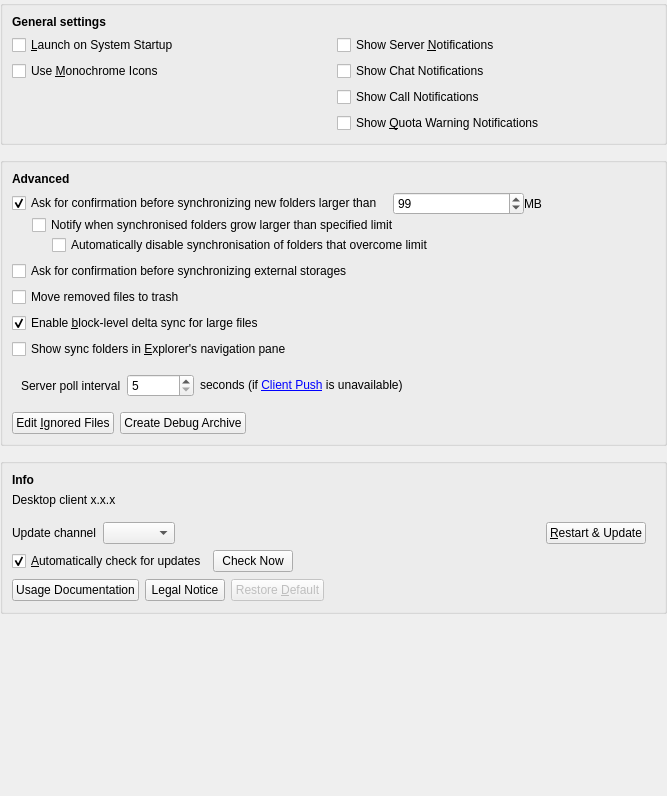
Before: the Qt Designer form src/gui/generalsettings.ui in milkyfox/nextcloud-desktop, drawn with Qt 5.
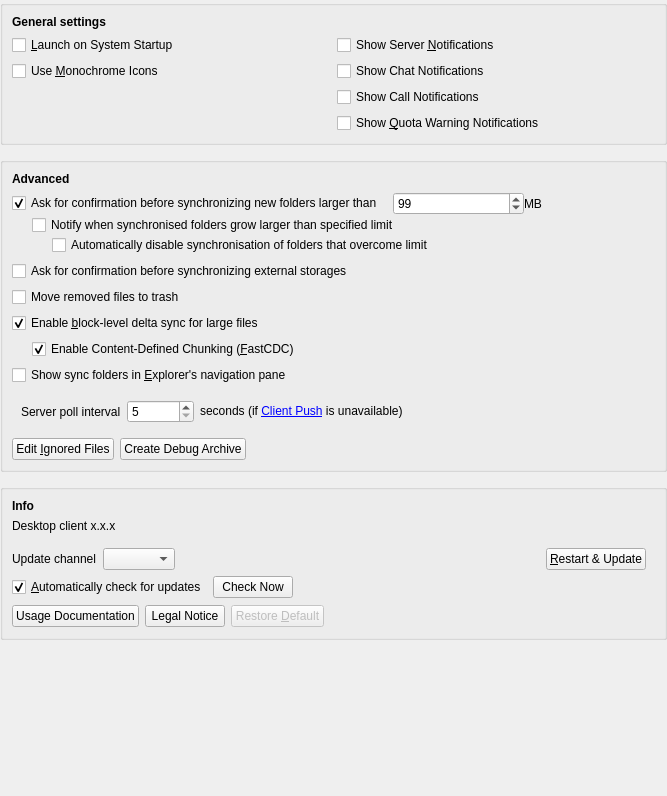
After: the same form once the commit is applied.

Commit message: feat(gui/libsync): add FastCDC content-defined chunking support and UI checkbox

Patch:
```diff
--- a/src/gui/generalsettings.ui
+++ b/src/gui/generalsettings.ui
@@ -260,6 +260,39 @@
         </item>
        </layout>
       </item>
+      <item>
+       <layout class="QHBoxLayout" name="horizontalLayout_deltasync_cdc">
+        <item>
+         <spacer name="horizontalSpacer_deltasync_cdc">
+          <property name="orientation">
+           <enum>Qt::Horizontal</enum>
+          </property>
+          <property name="sizeType">
+           <enum>QSizePolicy::Fixed</enum>
+          </property>
+          <property name="sizeHint" stdset="0">
+           <size>
+            <width>20</width>
+            <height>0</height>
+           </size>
+          </property>
+         </spacer>
+        </item>
+        <item>
+         <widget class="QCheckBox" name="deltaSyncCdcCheckBox">
+          <property name="toolTip">
+           <string>Use FastCDC (Content-Defined Chunking) instead of fixed-size blocks. Dynamically adapts to byte insertions/deletions and prevents boundary-shift re-uploads.</string>
+          </property>
+          <property name="text">
+           <string>Enable Content-Defined Chunking (&amp;FastCDC)</string>
+          </property>
+          <property name="checked">
+           <bool>true</bool>
+          </property>
+         </widget>
+        </item>
+       </layout>
+      </item>
       <item>
        <layout class="QHBoxLayout" name="horizontalLayout_10">
         <item>
```
The commit also changes 8 other files.
